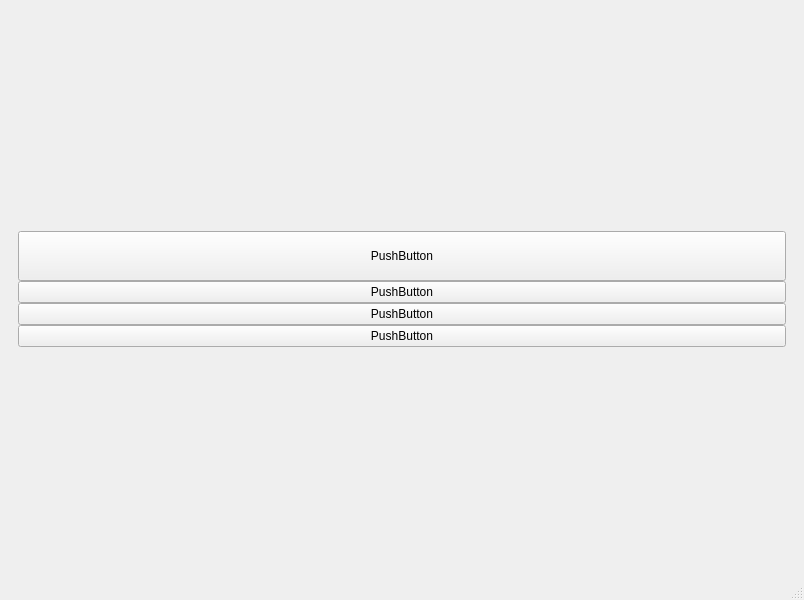
First picture: the form in zarovka.ui, repository HRALYB-PYGAME/IFJ, before the edit.
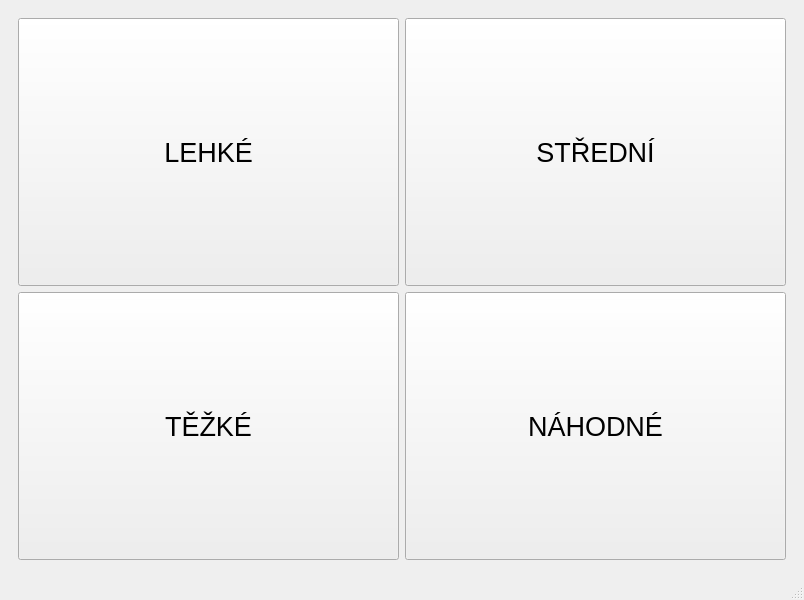
Second picture: the form after the edit.

Commit message: neco jsem zkousel a ted mam hlad a uz pojedu domu

Diff of the .ui file:
```diff
--- a/zarovka.ui
+++ b/zarovka.ui
@@ -17,47 +17,133 @@
    <layout class="QGridLayout" name="gridLayout_2">
     <item row="0" column="0">
      <widget class="QStackedWidget" name="stackedWidget">
+      <property name="sizePolicy">
+       <sizepolicy hsizetype="Expanding" vsizetype="Expanding">
+        <horstretch>1</horstretch>
+        <verstretch>1</verstretch>
+       </sizepolicy>
+      </property>
       <property name="currentIndex">
        <number>0</number>
       </property>
       <widget class="QWidget" name="page">
        <layout class="QGridLayout" name="gridLayout_3">
         <item row="0" column="0">
-         <layout class="QGridLayout" name="gridLayout" columnminimumwidth="0">
-          <property name="spacing">
-           <number>0</number>
-          </property>
-          <item row="2" column="0">
-           <widget class="QPushButton" name="pushButton_3">
-            <property name="text">
-             <string>PushButton</string>
-            </property>
-           </widget>
-          </item>
+         <layout class="QGridLayout" name="gridLayout">
           <item row="0" column="0">
-           <widget class="QPushButton" name="pushButton">
+           <widget class="QPushButton" name="easyButton">
+            <property name="sizePolicy">
+             <sizepolicy hsizetype="Expanding" vsizetype="Expanding">
+              <horstretch>0</horstretch>
+              <verstretch>0</verstretch>
+             </sizepolicy>
+            </property>
+            <property name="minimumSize">
+             <size>
+              <width>150</width>
+              <height>150</height>
+             </size>
+            </property>
+            <property name="maximumSize">
+             <size>
+              <width>16777215</width>
+              <height>16777215</height>
+             </size>
+            </property>
+            <property name="font">
+             <font>
+              <pointsize>20</pointsize>
+             </font>
+            </property>
+            <property name="text">
+             <string>LEHKÉ</string>
+            </property>
+           </widget>
+          </item>
+          <item row="0" column="1">
+           <widget class="QPushButton" name="mediumButton">
+            <property name="sizePolicy">
+             <sizepolicy hsizetype="Expanding" vsizetype="Expanding">
+              <horstretch>0</horstretch>
+              <verstretch>0</verstretch>
+             </sizepolicy>
+            </property>
             <property name="minimumSize">
              <size>
               <width>0</width>
-              <height>50</height>
+              <height>150</height>
              </size>
             </property>
-            <property name="text">
-             <string>PushButton</string>
+            <property name="maximumSize">
+             <size>
+              <width>16777215</width>
+              <height>16777215</height>
+             </size>
             </property>
-           </widget>
-          </item>
-          <item row="3" column="0">
-           <widget class="QPushButton" name="pushButton_2">
+            <property name="font">
+             <font>
+              <pointsize>20</pointsize>
+             </font>
+            </property>
             <property name="text">
-             <string>PushButton</string>
+             <string>STŘEDNÍ</string>
             </property>
            </widget>
           </item>
           <item row="1" column="0">
-           <widget class="QPushButton" name="pushButton_4">
+           <widget class="QPushButton" name="hardButton">
+            <property name="sizePolicy">
+             <sizepolicy hsizetype="Expanding" vsizetype="Expanding">
+              <horstretch>0</horstretch>
+              <verstretch>0</verstretch>
+             </sizepolicy>
+            </property>
+            <property name="minimumSize">
+             <size>
+              <width>150</width>
+              <height>150</height>
+             </size>
+            </property>
+            <property name="maximumSize">
+             <size>
+              <width>16777215</width>
+              <height>16777215</height>
+             </size>
+            </property>
+            <property name="font">
+             <font>
+              <pointsize>20</pointsize>
+             </font>
+            </property>
             <property name="text">
-             <string>PushButton</string>
+             <string>TĚŽKÉ</string>
+            </property>
+           </widget>
+          </item>
+          <item row="1" column="1">
+           <widget class="QPushButton" name="randomButton">
+            <property name="sizePolicy">
+             <sizepolicy hsizetype="Expanding" vsizetype="Expanding">
+              <horstretch>0</horstretch>
+              <verstretch>0</verstretch>
+             </sizepolicy>
+            </property>
+            <property name="minimumSize">
+             <size>
+              <width>150</width>
+              <height>150</height>
+             </size>
+            </property>
+            <property name="font">
+             <font>
+              <pointsize>20</pointsize>
+             </font>
+            </property>
+            <property name="autoFillBackground">
+             <bool>true</bool>
+            </property>
+            <property name="text">
+             <string>NÁHODNÉ</string>
             </property>
            </widget>
           </item>
```
The commit also changes 2 other files.
